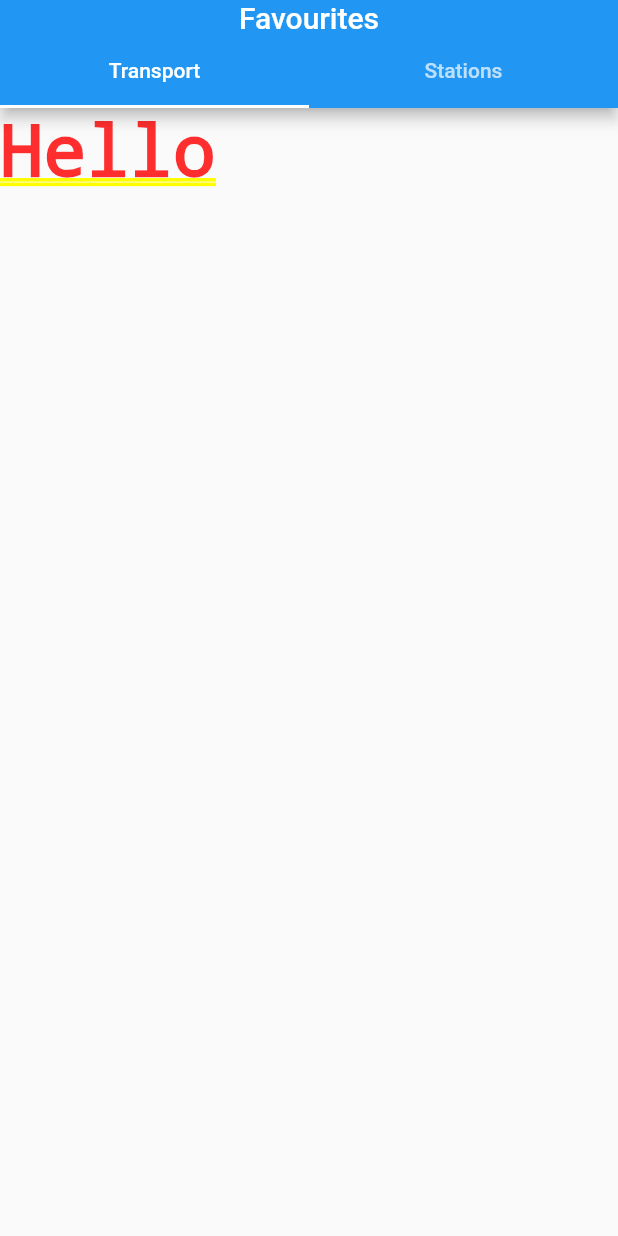
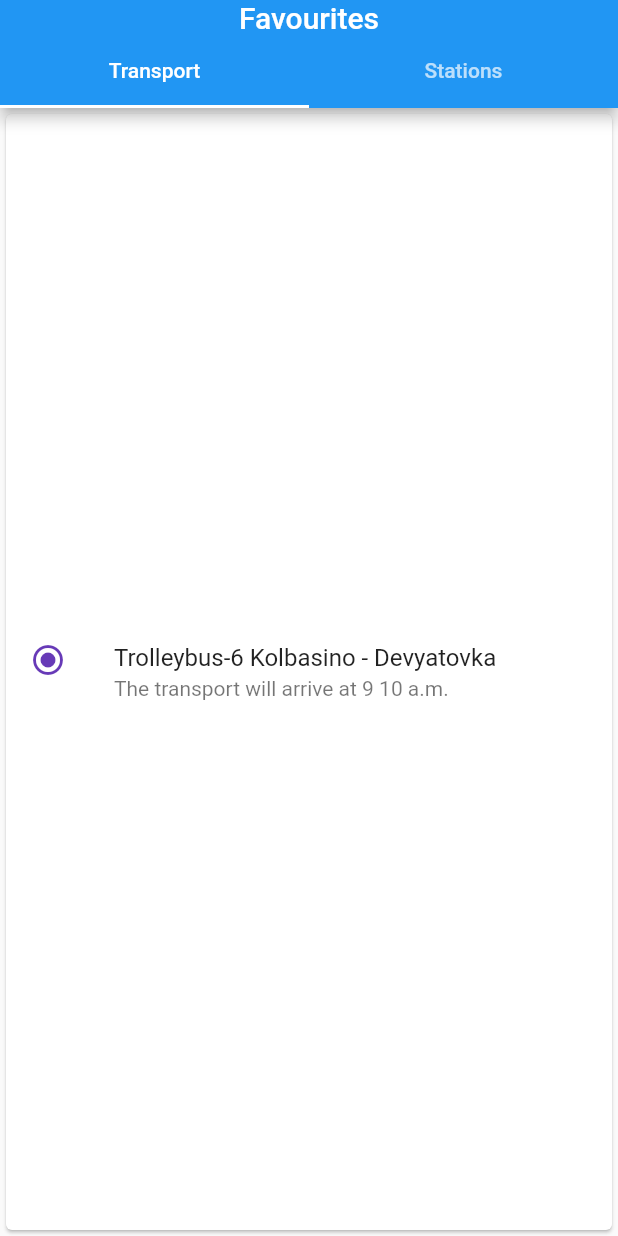
Before and after one commit to boyNextDoor331/mobile_app, a Flutter app: the screen it shows after launch, on a phone screen of 412 x 824 dp. Run offline on Flutter 3.47's test engine with Material 2 defaults, Android fonts, the light colour scheme and no system bars.

Commit message:
Second commit

```diff
--- a/lib/favourites/mainFavourites.dart
+++ b/lib/favourites/mainFavourites.dart
@@ -3,10 +3,11 @@ import 'Transport.dart';
 import 'Stations.dart';
 class HomePage extends StatelessWidget {
   const HomePage({Key? key}) : super(key: key);
-  static const List<Tab> myTabs = <Tab>[
+  static const List<Tab> _myTabs = <Tab>[
     Tab(text: 'Transport'),
     Tab(text: 'Stations'),
   ];
+  static const String _title = 'Favourites';
   @override
   Widget build(BuildContext context) {
     return MaterialApp(
@@ -14,14 +15,14 @@ class HomePage extends StatelessWidget {
           length: 2,
           child: Scaffold(
               appBar: AppBar(
-                title: new Text('Favourites'),
+                title: new Text(_title),
                 centerTitle: true,
                 bottom: PreferredSize(
                   preferredSize: new Size(16.0, 16.0),
                   child: Container(
                     width: 500.0,
                     child: TabBar(
-                        tabs: myTabs
+                        tabs: _myTabs
                     ),
                   ),
                 ),
--- a/lib/favourites/transport.dart
+++ b/lib/favourites/transport.dart
@@ -1,14 +1,24 @@
 import 'package:flutter/material.dart';
 class Transport extends StatelessWidget {
   const Transport({Key? key}) : super(key: key);
+  static const String _title = 'Trolleybus-6 Kolbasino - Devyatovka';
+  static const String _description = 'The transport will arrive at 9 10 a.m.';
 
   @override
   Widget build(BuildContext context) {
-    return MaterialApp(
-      home: SafeArea(
-        child: Text('Hello'),
-
-      ),
+    return Center(
+      child: Card(
+        child: Column(
+          mainAxisAlignment: MainAxisAlignment.center,
+          children: <Widget>[
+            const ListTile(
+               leading: Icon(Icons.radio_button_checked, color: Colors.deepPurple),
+               title: Text(_title),
+               subtitle: Text(_description),
+    ),
+    ],
+    ),
+    ),
     );
   }
 }
```
